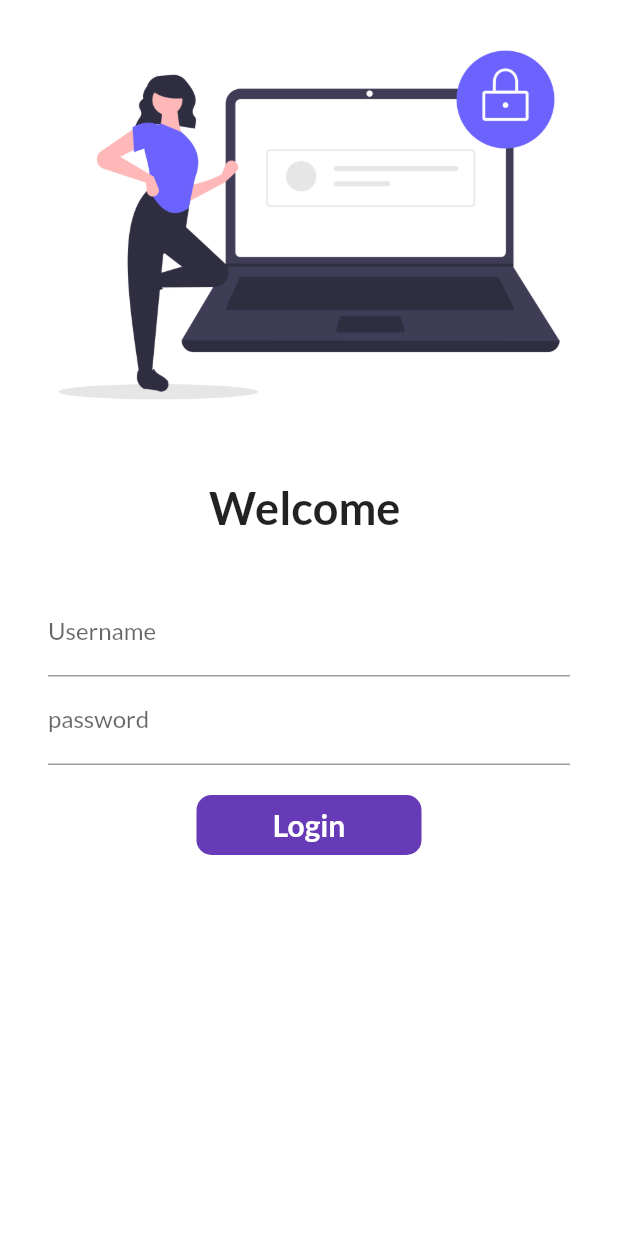
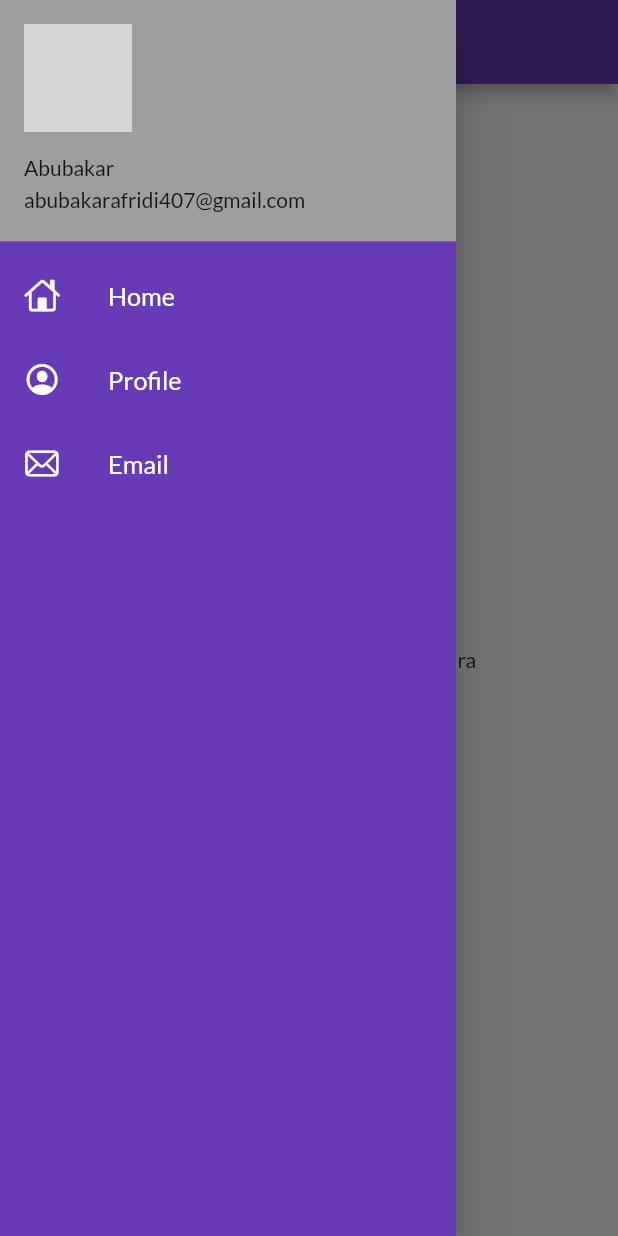
Before and after one commit to abubakarafridi/Flutterin30days, a Flutter app: the screen it shows after launch, with the side drawer open (before the commit the screen has no drawer), on a phone screen of 412 x 824 dp. Run offline on Flutter 3.47's test engine with Material 2 defaults, Android fonts, the phone set to English and light mode, and no system bars; our stand-ins replace google_fonts; network calls fail; grey boxes are pictures that could not be loaded.

Commit message:
day7 completed

```diff
--- a/sampleproject/lib/main.dart
+++ b/sampleproject/lib/main.dart
@@ -22,10 +22,11 @@ class myapp extends StatelessWidget {
         primarySwatch: Colors.grey,
         fontFamily: GoogleFonts.lato().fontFamily,
         ),
+        debugShowCheckedModeBanner: false,
       darkTheme: ThemeData(
         brightness: Brightness.dark,
         ),
-
+         initialRoute: MyRoutes.homeRoute,
         routes: {
           MyRoutes.loginRoute :(context) => const LoginPage(),
           MyRoutes.homeRoute:(context) => const homePage(),
--- a/sampleproject/lib/pages/Home_page.dart
+++ b/sampleproject/lib/pages/Home_page.dart
@@ -1,6 +1,7 @@
 // ignore_for_file: file_names
 
 import'package:flutter/material.dart';
+import 'package:sampleproject/widget/drawer.dart';
 
 // ignore: camel_case_types
 class homePage extends StatelessWidget {
@@ -13,12 +14,13 @@ class homePage extends StatelessWidget {
   Widget build(BuildContext context) {
     return Scaffold(
       appBar: AppBar(
+        backgroundColor: Colors.deepPurple,
         title: const Text("Catalog App"),
       ),
       body: Center(
         child: Text('Welcome $days to flutter by $name'),
       ),
-      drawer: const Drawer(),
+      drawer: mydrawer(),
     );
   }
 }
--- /dev/null
+++ b/sampleproject/lib/widget/drawer.dart
@@ -0,0 +1,55 @@
+import 'package:flutter/cupertino.dart';
+import 'package:flutter/material.dart';
+
+// ignore: camel_case_types
+class mydrawer extends StatelessWidget {
+  const mydrawer({Key? key}) : super(key: key);
+
+  @override
+  Widget build(BuildContext context) {
+    final imageUrl =
+        "https://upload.wikimedia.org/wikipedia/commons/e/e4/Linus_Sebastian_Screenshot_From_Youtube_August_5_2013.png";
+    return Drawer(
+      child: Container(
+        color: Colors.deepPurple,
+        child: ListView(
+          padding: EdgeInsets.zero,
+          children: [
+            DrawerHeader(
+              padding: EdgeInsets.zero,
+              child: UserAccountsDrawerHeader(
+                margin: EdgeInsets.zero,
+                accountName: Text("Abubakar"),
+                accountEmail: Text("abubakarafridi407@gmail.com"),
+                currentAccountPicture: CircleAvatar(
+                  backgroundImage: NetworkImage(imageUrl),
+                ),
+              ),
+            ),
+            ListTile(
+             leading: Icon(CupertinoIcons.home,color: Colors.white,),
+
+             title: Text("Home",textScaleFactor: 1.2,
+            style: TextStyle(color: Colors.white ),
+             ),
+            ),
+          ListTile(
+             leading: Icon(CupertinoIcons.profile_circled,color: Colors.white,),
+
+             title: Text("Profile",textScaleFactor: 1.2,
+            style: TextStyle(color: Colors.white ),
+             ),
+            ),
+            ListTile(
+             leading: Icon(CupertinoIcons.mail,color: Colors.white,),
+
+             title: Text("Email",textScaleFactor: 1.2,
+            style: TextStyle(color: Colors.white ),
+             ),
+            ),
+            ],
+        ),
+      ),
+    );
+  }
+}
```
Also changed, not shown: 1 other file.
